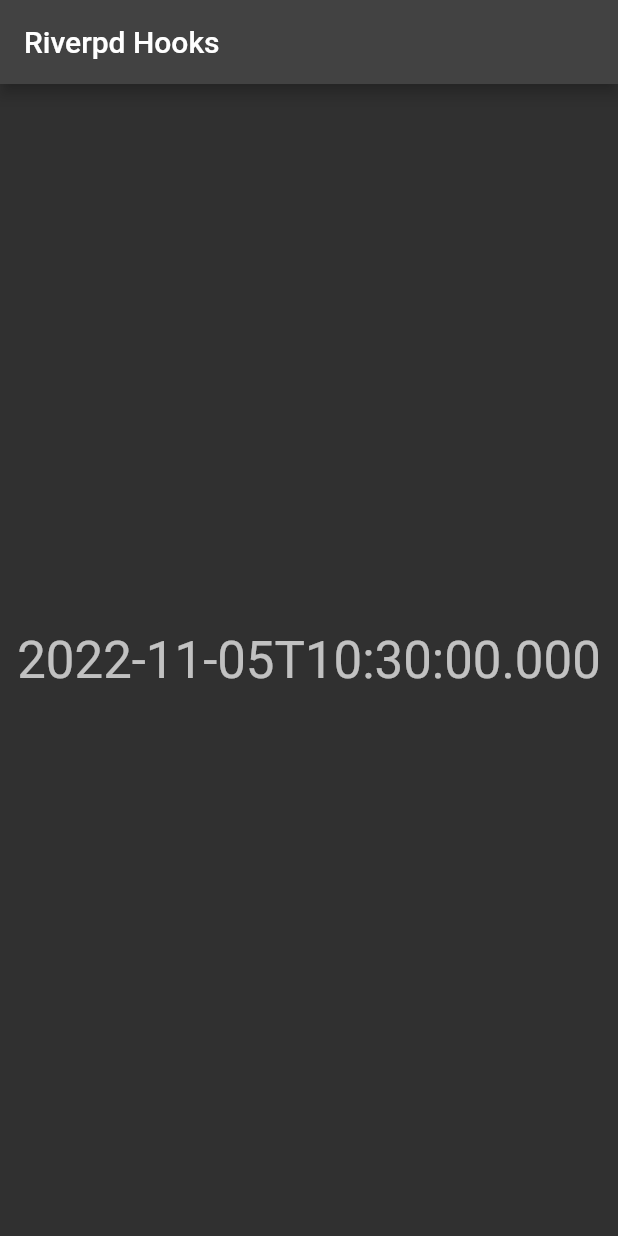
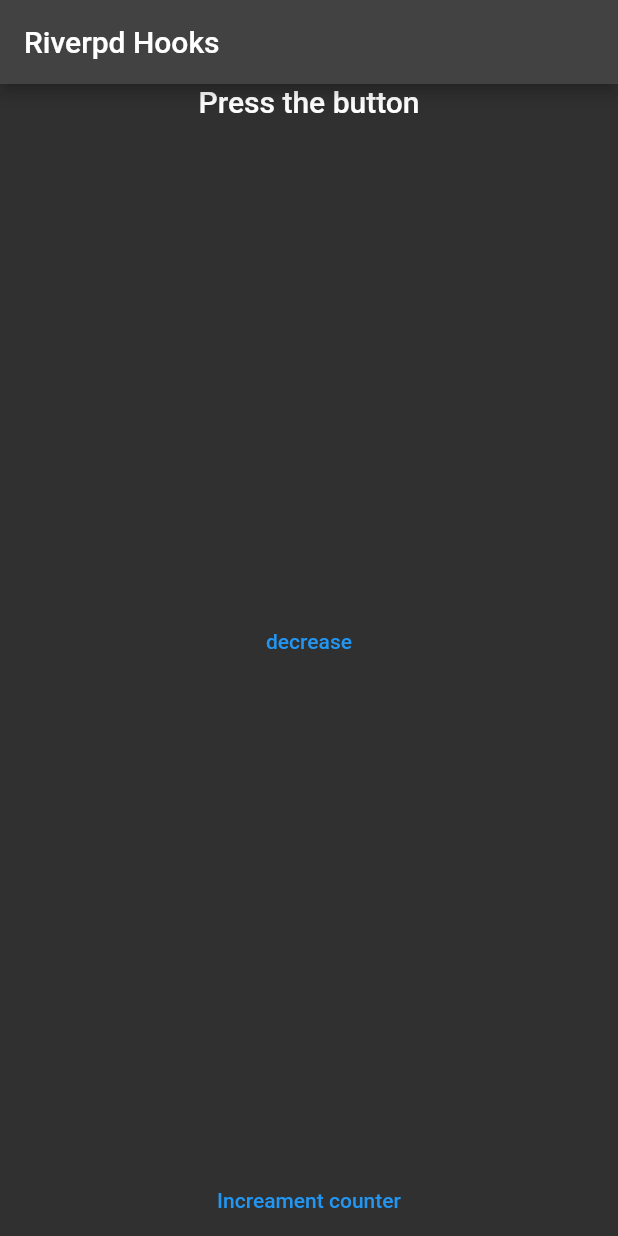
Before and after one commit to anomihe/riverpod_van_tuto, a Flutter app: the screen it shows after launch, on a phone screen of 412 x 824 dp. Run offline on Flutter 3.47's test engine with Material 2 defaults, Android fonts, the light colour scheme and no system bars; our stand-ins replace hooks_riverpod.

Commit message:
added mine

```diff
--- a/lib/main.dart
+++ b/lib/main.dart
@@ -5,12 +5,63 @@
   runApp(const ProviderScope(child: MyApp()));
 }
 
+extension OptionalInfixAddition<T extends num> on T? {
+  T? operator +(T? other) {
+    final shadow = this;
+    if (shadow != null) {
+      return shadow + (other ?? 0) as T;
+    } else {
+      return null;
+    }
+  }
+}
+
+//my first extension
+extension OptionaNegative<T extends num> on T? {
+  T? operator -(T? other) {
+    final showd = this;
+    if (showd != null) {
+      return showd - (other ?? 0) as T;
+    } else {
+      return null;
+    }
+  }
+}
+
+void testIt() {
+  final int? int1 = 1;
+  final int int2 = 1;
+  final result = int1 + int2;
+  print(result);
+}
+
+class Counter extends StateNotifier<int?> {
+  Counter() : super(null);
+  void increment() => state = state == null ? 1 : state + 1;
+  void decreament() => state = state == null ? 0 : state - 1;
+  //int? get value => state;
+}
+
+//my own trial
+// class Decounter extends StateNotifier<int?> {
+//   Decounter() : super(null);
+//   void decreament() => state = state == null ? 0 : state - 1;
+// }
+// final decountProvider = StateNotifierProvider<Decounter, int?>(
+//   (ref) => Decounter(),
+// );
+
+final counterProvider = StateNotifierProvider<Counter, int?>(
+  (ref) => Counter(),
+);
+
 class MyApp extends StatelessWidget {
   const MyApp({super.key});
 
   // This widget is the root of your application.
   @override
   Widget build(BuildContext context) {
+    // testIt();
     return MaterialApp(
       title: 'Flutter Demo',
       // theme: ThemeData(
@@ -24,25 +75,46 @@
   }
 }
 
-final currentDate = Provider<DateTime>((ref) {
-  return DateTime.now();
-});
-
 class MyHomePage extends ConsumerWidget {
   const MyHomePage({super.key});
 
   @override
   Widget build(BuildContext context, WidgetRef ref) {
-    final date = ref.watch(currentDate);
     return Scaffold(
       appBar: AppBar(
         title: const Text('Riverpd Hooks'),
       ),
-      body: Center(
-          child: Text(
-        date.toIso8601String(),
-        style: Theme.of(context).textTheme.headline4,
-      )),
+      body: Column(
+        crossAxisAlignment: CrossAxisAlignment.stretch,
+        mainAxisAlignment: MainAxisAlignment.spaceBetween,
+        children: [
+          Consumer(builder: (context, ref, child) {
+            final count = ref.watch(
+              counterProvider,
+            );
+            // final count2 = ref.watch(counterProvider,);
+            final text = count == null ? 'Press the button' : count.toString();
+            // final text2 = count == null ? 'Press the button' : count.toString();
+            return Center(
+              child: Text(
+                text,
+                style: Theme.of(context).textTheme.headline6,
+              ),
+            );
+          }),
+          TextButton(
+              onPressed: () {
+                ref.read(counterProvider.notifier).decreament();
+              },
+              child: const Text('decrease')),
+          TextButton(
+            onPressed: () {
+              ref.read(counterProvider.notifier).increment();
+            },
+            child: const Text('Increament counter'),
+          ),
+        ],
+      ),
     );
   }
 }
```
